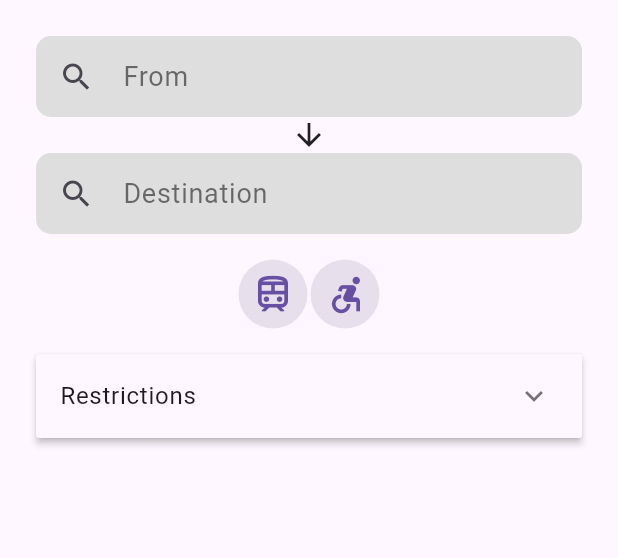
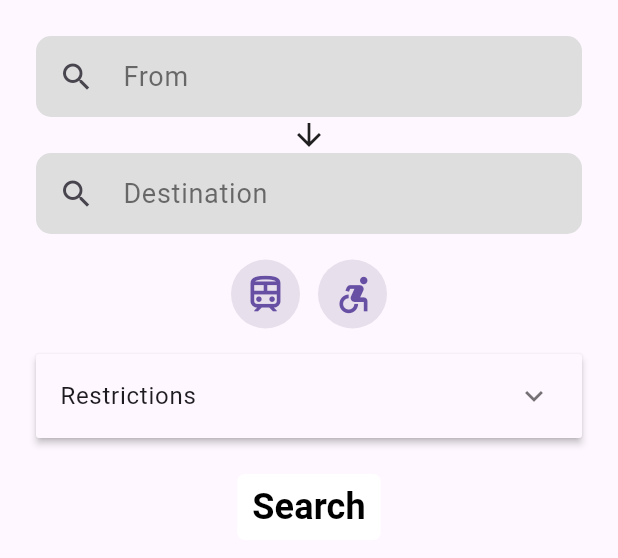
Before and after one commit to GeorgeTarleton/wheelgo, a Flutter app: the RoutingPage widget shown alone on an empty page, opened directly, on a phone screen of 412 x 824 dp. Shown: the top 558 px of the screen. Run offline on Flutter 3.47's test engine with Material 2 defaults, Android fonts, the phone set to English and light mode, and no system bars; our stand-ins replace backdrop, flutter_map, latlong2, sliding_up_panel; missing offline and left inert: flutter_map_marker_cluster.

Commit message:
Added button to routing page

```diff
--- a/lib/src/widgets/RoutingPage.dart
+++ b/lib/src/widgets/RoutingPage.dart
@@ -26,13 +26,24 @@ class _RoutingPageState extends State<RoutingPage> {
             mainAxisAlignment: MainAxisAlignment.center,
             children: [
               IconToggleButton(icon: Icon(Icons.train_outlined), selectedIcon: Icon(Icons.train), getDefaultStyle: filledButtonStyle),
+              SizedBox(width: 10),
               IconToggleButton(icon: Icon(Icons.accessible_forward_outlined), selectedIcon: Icon(Icons.accessible_forward), getDefaultStyle: filledButtonStyle),
             ],
           ),
-          SizedBox(
-            height: 16.0,
-          ),
+          SizedBox(height: 16),
           RestrictionPanel(),
+          SizedBox(height: 16),
+          TextButton(onPressed: () {}, child: Container(
+            padding: const EdgeInsets.symmetric(vertical: 5, horizontal: 10),
+            decoration: BoxDecoration(
+              color: Colors.white,
+              borderRadius: BorderRadius.all(Radius.circular(5)),
+            ),
+            child: Text(
+              "Search",
+              style: TextStyle(fontSize: 24, fontWeight: FontWeight.bold, color: Colors.black),
+            ),
+          )),
         ]
       ),
     );
```
